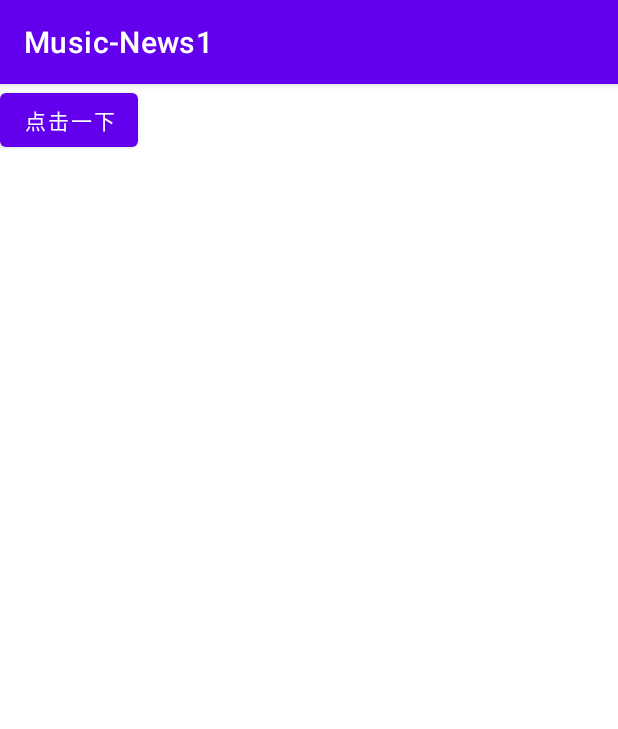
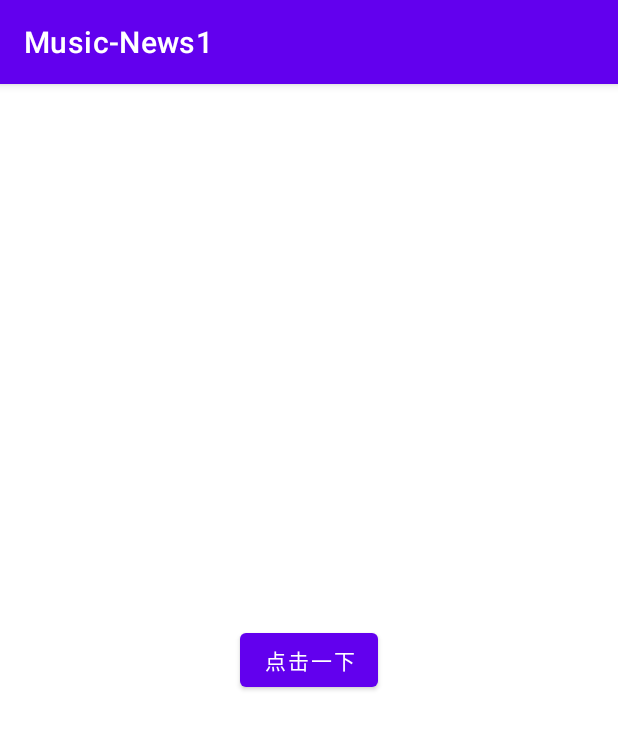
Before and after one commit to AllenChen152/Music-News2, an Android app: the screen it shows after launch (MainActivity), on a phone screen of 412 x 824 dp. Shown: the top 729 px of the screen. Run offline under Robolectric (Android 15) with nearby library versions, the phone set to English and light mode, and no system bars.

Commit message:
再次测试

```diff
--- a/app/src/main/res/layout/activity_main.xml
+++ b/app/src/main/res/layout/activity_main.xml
@@ -1,5 +1,5 @@
 <?xml version="1.0" encoding="utf-8"?>
-<androidx.constraintlayout.widget.ConstraintLayout xmlns:android="http://schemas.android.com/apk/res/android"
+<RelativeLayout xmlns:android="http://schemas.android.com/apk/res/android"
     xmlns:app="http://schemas.android.com/apk/res-auto"
     xmlns:tools="http://schemas.android.com/tools"
     android:layout_width="match_parent"
@@ -10,8 +10,10 @@
         android:id="@+id/button"
         android:layout_width="wrap_content"
         android:layout_height="wrap_content"
+        android:layout_centerHorizontal="true"
+        android:layout_centerInParent="true"
         android:text="点击一下"
         tools:layout_editor_absoluteX="158dp"
         tools:layout_editor_absoluteY="245dp" />
 
-</androidx.constraintlayout.widget.ConstraintLayout>
+</RelativeLayout>
```
